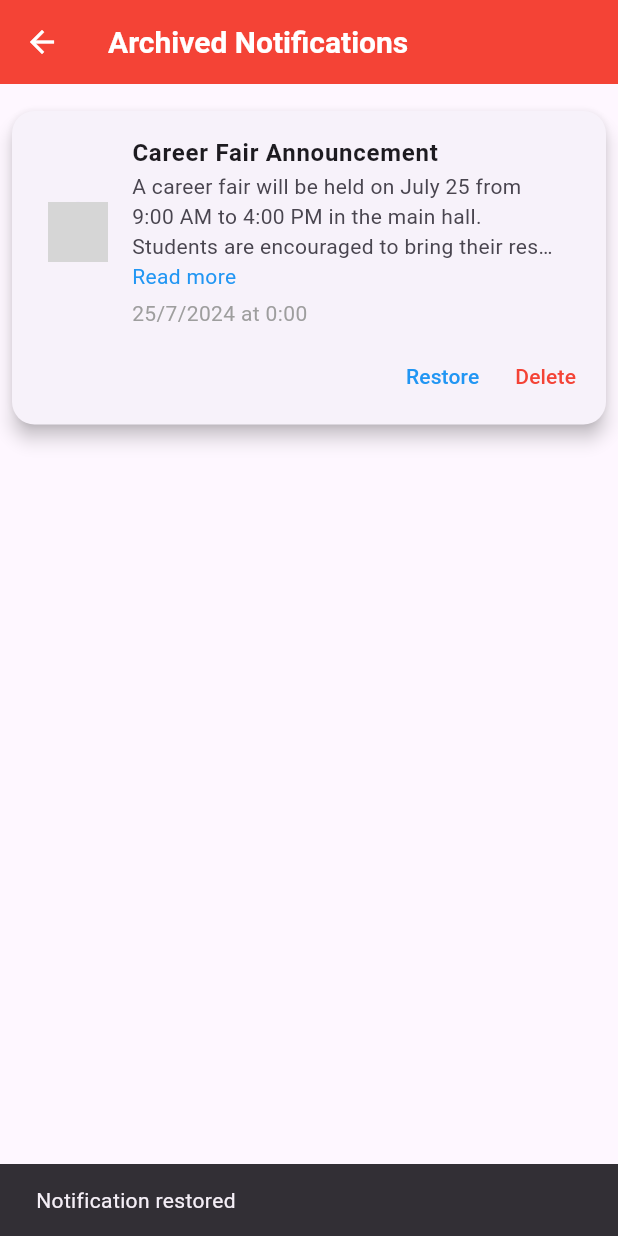
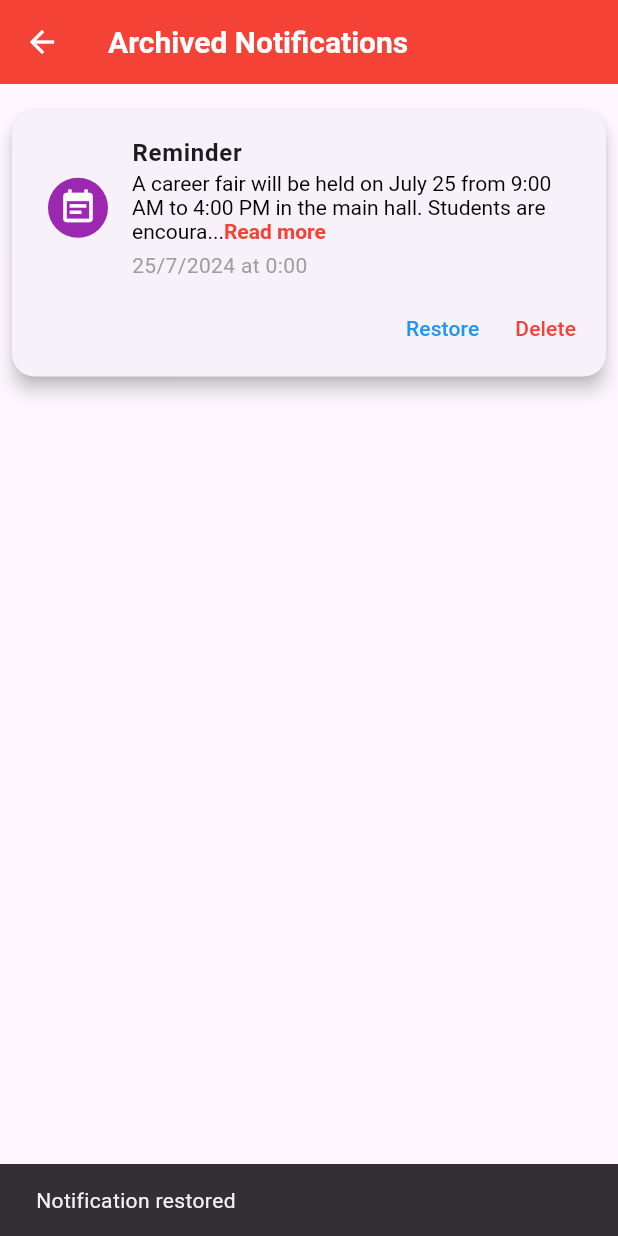
Before and after one commit to AaronCrisologo/Class-Compass-Your-University-Companion-App-, a Flutter app: the ArchivedNotificationsScreen screen opened directly, after a tap on "Restore", on a phone screen of 412 x 824 dp. Run offline on Flutter 3.47's test engine with Material 3 defaults, Android fonts, the light colour scheme and no system bars; our stand-ins replace flutter_colorpicker, font_awesome_flutter; grey boxes are pictures that could not be loaded.

Commit message:
Changed mock data and tweaked appearance Added Reminder as a new type for notifications_screen with its own data archivednotifications_screen now uses a reminder with new functionalities for icon profile picture Fixed appearance of buttons in blockedaccounts_screen buildContactInfo in resources now stacks when text overflows.

```diff
--- a/lib/archivednotifications_screen.dart
+++ b/lib/archivednotifications_screen.dart
@@ -1,4 +1,5 @@
 import 'package:flutter/material.dart';
+import 'package:flutter/gestures.dart';
 
 class ArchivedNotificationsScreen extends StatefulWidget {
   @override
@@ -16,16 +17,16 @@ class _ArchivedNotificationsScreenState
           'The campus library will be closed on July 24 for a staff training event. Please plan your visits accordingly. Online resources will still be available during this time.',
       'type': 'announcement',
       'date': DateTime(2024, 7, 24),
-      'profilePic': 'https://via.placeholder.com/150',
+      'profilePic': 'assets/bsulib.jpg',
       'expanded': false,
     },
     {
-      'title': 'Career Fair Announcement',
+      'title': 'Reminder',
       'description':
           'A career fair will be held on July 25 from 9:00 AM to 4:00 PM in the main hall. Students are encouraged to bring their resumes and meet with potential employers. Don’t miss this opportunity to network and explore job opportunities.',
       'type': 'announcement',
       'date': DateTime(2024, 7, 25),
-      'profilePic': 'https://via.placeholder.com/150',
+      'profilePic': 'Icons.notification',
       'expanded': false,
     },
   ];
@@ -109,6 +110,7 @@ class ArchivedNotificationCard extends StatelessWidget {
     IconData icon;
     Color iconColor;
 
+    // Set icon and color based on notification type
     switch (notification['type']) {
       case 'holiday':
         icon = Icons.celebration;
@@ -147,33 +149,54 @@ class ArchivedNotificationCard extends StatelessWidget {
           crossAxisAlignment: CrossAxisAlignment.start,
           children: [
             ListTile(
-              leading: notification['type'] == 'announcement'
+              leading: notification['title'] == 'Reminder'
                   ? CircleAvatar(
-                      backgroundImage: NetworkImage(notification['profilePic']),
+                      backgroundColor: Colors.purple,
+                      child: Icon(Icons.event_note, color: Colors.white),
+                    )
+                  : notification['type'] == 'announcement'
+                      ? CircleAvatar(
+                          backgroundImage:
+                              AssetImage(notification['profilePic']),
                         )
                       : CircleAvatar(
                           backgroundColor: iconColor,
                           child: Icon(icon, color: Colors.white),
                         ),
-              title: Text(notification['title'],
-                  style: TextStyle(fontWeight: FontWeight.bold)),
+              title: Text(
+                notification['title'],
+                style: TextStyle(
+                  fontWeight: FontWeight.bold,
+                ),
+              ),
               subtitle: Column(
                 crossAxisAlignment: CrossAxisAlignment.start,
                 children: [
                   notification['expanded']
                       ? Text(notification['description'])
-                      : Text(
-                          notification['description'],
-                          maxLines: 3,
-                          overflow: TextOverflow.ellipsis,
+                      : RichText(
+                          text: TextSpan(
+                            children: [
+                              TextSpan(
+                                text: notification['description'].length >
+                                        maxChars
+                                    ? '${notification['description'].substring(0, maxChars)}...'
+                                    : notification['description'],
+                                style: TextStyle(
+                                  color: Colors.black,
                                 ),
-                  if (!notification['expanded'] &&
-                      notification['description'].length > maxChars)
-                    InkWell(
-                      onTap: onToggleExpanded,
-                      child: Text(
-                        'Read more',
-                        style: TextStyle(color: Colors.blue),
+                              ),
+                              if (notification['description'].length > maxChars)
+                                TextSpan(
+                                  text: 'Read more',
+                                  style: TextStyle(
+                                    color: Colors.red,
+                                    fontWeight: FontWeight.bold,
+                                  ),
+                                  recognizer: TapGestureRecognizer()
+                                    ..onTap = onToggleExpanded,
+                                ),
+                            ],
                           ),
                         ),
                   SizedBox(height: 5),
--- a/lib/notifications_screen.dart
+++ b/lib/notifications_screen.dart
@@ -10,11 +10,19 @@ class _NotificationScreenState extends State<NotificationScreen> {
   final List<Map<String, dynamic>> notifications = [
     // Announcement Screen Data
     {
+      'title': 'Reminder',
+      'description':
+          'Final project presentation in Application Development, make sure to finish the project before this date.',
+      'type': 'reminder',
+      'date': DateTime(2024, 7, 25),
+      'expanded': false,
+    },
+    {
       'title': 'Class Announcement',
       'description':
           'Please be advised that a power outage is scheduled to occur on August 14 from 10:00 am to 12:00pm. Due to this outage, all classes scheduled during this time may be canceled or rescheduled.',
       'type': 'class',
-      'date': DateTime.now().add(Duration(days: 5)),
+      'date': DateTime.now().subtract(Duration(days: 1)),
       'expanded': false,
     },
     {
@@ -161,8 +169,8 @@ class NotificationCard extends StatelessWidget {
         icon = Icons.event;
         iconColor = Colors.orangeAccent;
         break;
-      case 'announcement':
-        icon = Icons.announcement;
+      case 'reminder':
+        icon = Icons.event_note;
         iconColor = Colors.purpleAccent;
         break;
       default:
--- a/lib/profile_screen.dart
+++ b/lib/profile_screen.dart
@@ -83,7 +83,8 @@ class ProfileScreen extends StatelessWidget {
               ListTile(
                 leading: Icon(Icons.location_city),
                 title: Text('Address'),
-                subtitle: Text('Golden Country Hoems, Alangilan, Batangas City'),
+                subtitle:
+                    Text('Golden Country Homes, Alangilan, Batangas City'),
               ),
               SizedBox(height: 20),
               ElevatedButton(
```
Also changed, not shown: lib/blockedaccounts_screen.dart (+7 -1 lines), lib/resources.dart (+25 -18 lines). Lines whose indentation alone changed are shown as unchanged.
